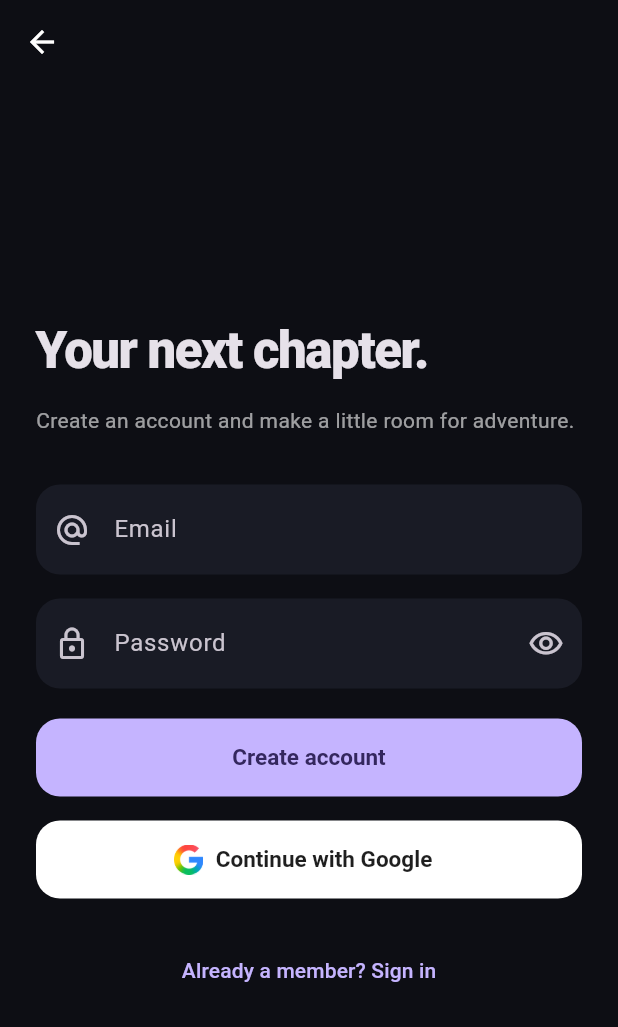
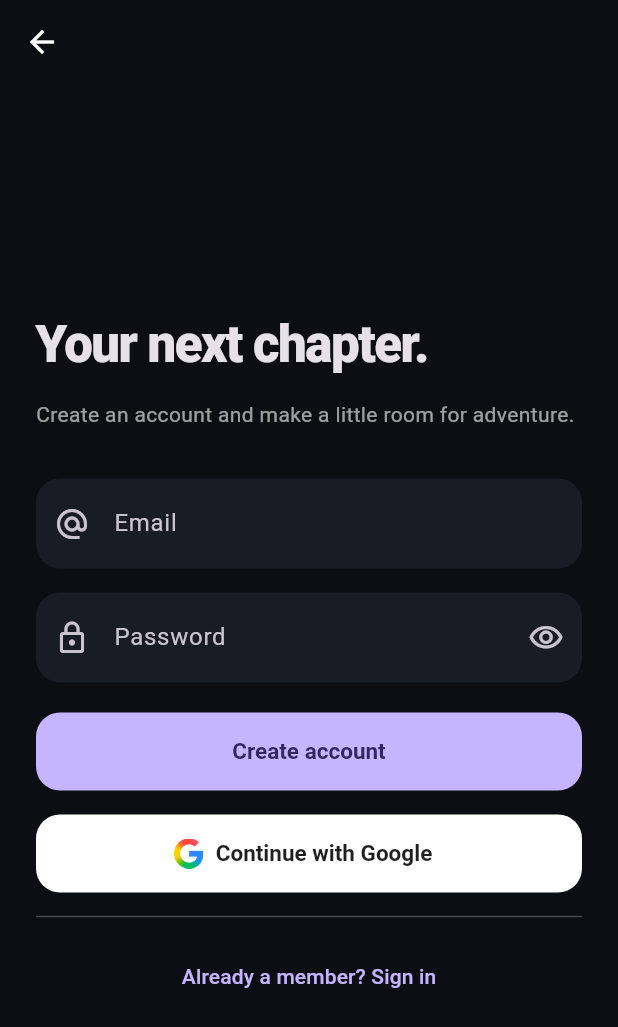
Before and after one commit to Oscasavia/mooddare, a Flutter app: the AuthFormScreen screen opened directly, on a phone screen of 412 x 824 dp. Shown: the top 1027 px of the screen. Run offline on Flutter 3.47's test engine with Material 3 defaults, Android fonts, the phone set to English and light mode, and no system bars; our stand-ins replace camera, cloud_firestore, firebase_auth, firebase_core, firebase_storage, google_sign_in and 4 more; missing offline and left inert: gal, video_thumbnail; accounts and stored records are empty.

Commit message:
Separate auth account-switch links with a subtle divider

```diff
--- a/lib/features/auth/presentation/screens/auth_form_screen.dart
+++ b/lib/features/auth/presentation/screens/auth_form_screen.dart
@@ -197,7 +197,11 @@ class _AuthFormScreenState extends State<AuthFormScreen> {
                         ),
                         label: const Text('Continue with Google'),
                       ),
-                      const SizedBox(height: 24),
+                      const Divider(
+                        height: 32,
+                        thickness: 1,
+                        color: Colors.white24,
+                      ),
                       TextButton(
                         onPressed: _busy
                             ? null
```
